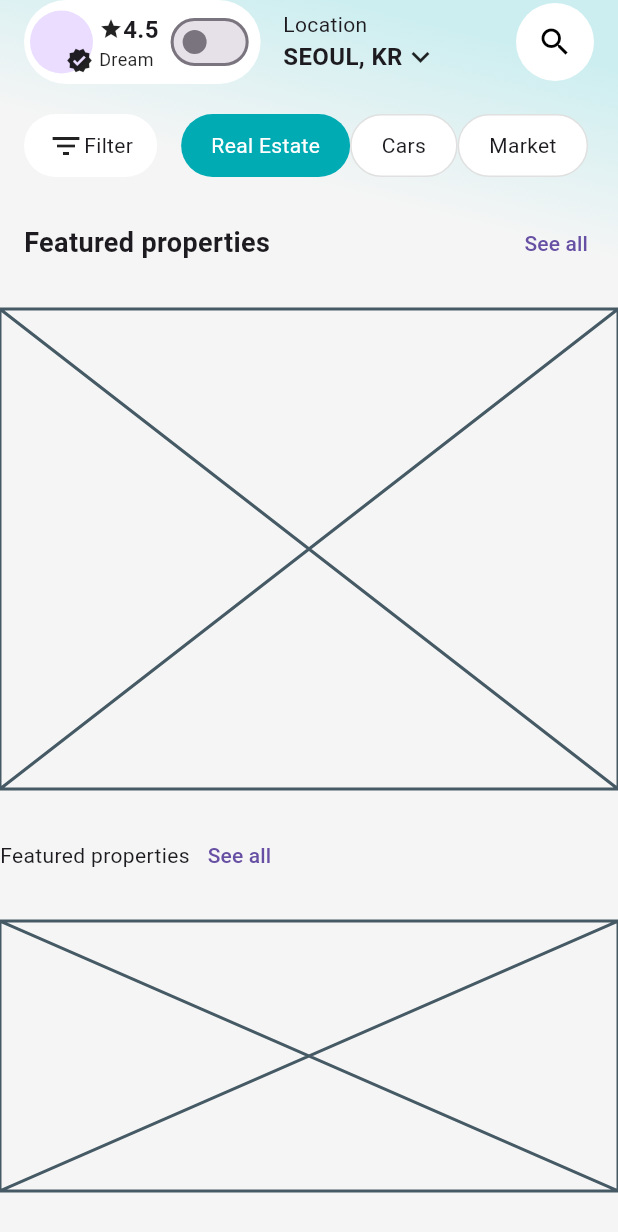
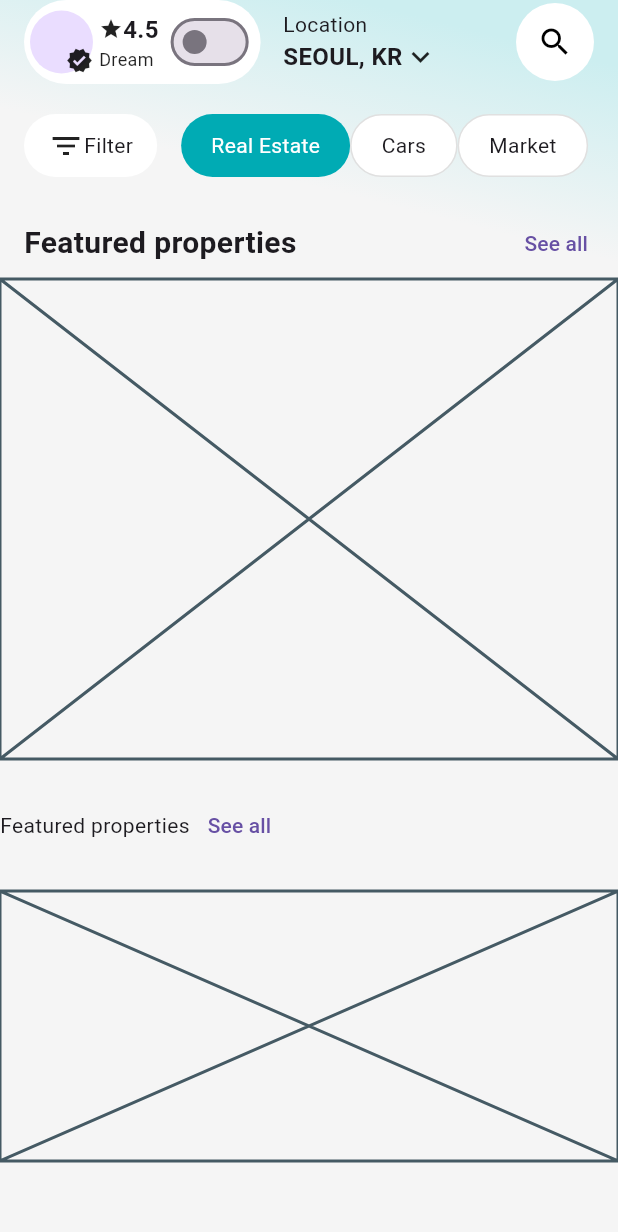
Before and after one commit to JAICHANGPARK/flutter_notebook_chapter_49, a Flutter app: the RealEstateHomePage screen opened directly, on a phone screen of 412 x 824 dp. Shown: the top 1232 px of the screen. Run offline on Flutter 3.47's test engine with Material 3 defaults, Android fonts, the phone set to English and light mode, and no system bars; our stand-ins replace dots_indicator, gap, google_fonts.

Commit message:
Update real_estate_home_page.dart

```diff
--- a/lib/ep2472_real_estate_app/ui/real_estate_home_page.dart
+++ b/lib/ep2472_real_estate_app/ui/real_estate_home_page.dart
@@ -196,6 +196,8 @@ class _RealEstateHomePageState extends State<RealEstateHomePage> {
                       ],
                     ),
                   ),
+                  Column(
+                    children: [
                       Padding(
                         padding: const EdgeInsets.only(left: 16, right: 8),
                         child: Row(
@@ -203,13 +205,16 @@ class _RealEstateHomePageState extends State<RealEstateHomePage> {
                           children: [
                             Text("Featured properties",style: TextStyle(
                                 fontWeight: FontWeight.bold,
-                          fontSize: 18
+                                fontSize: 20
                             ),),
                             TextButton(onPressed: () {}, child: Text("See all")),
                           ],
                         ),
                       ),
                       SizedBox(height: 320, child: Placeholder()),
+                    ],
+                  ),
+
                   Row(
                     children: [
                       Text("Featured properties"),
```
Lines whose indentation alone changed are shown as unchanged.
